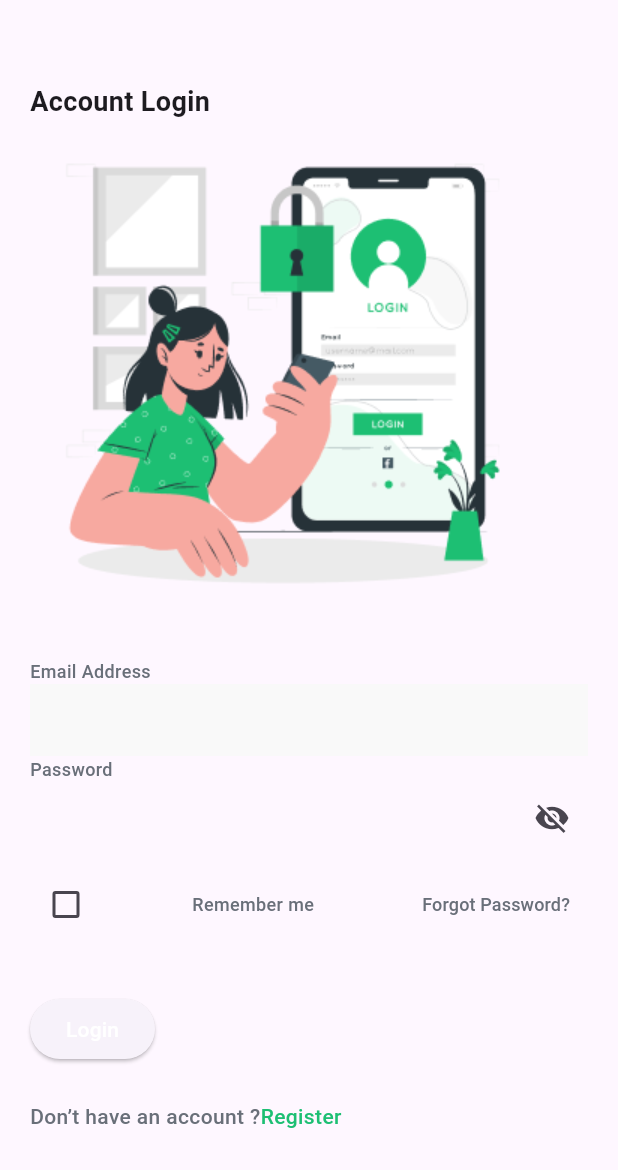
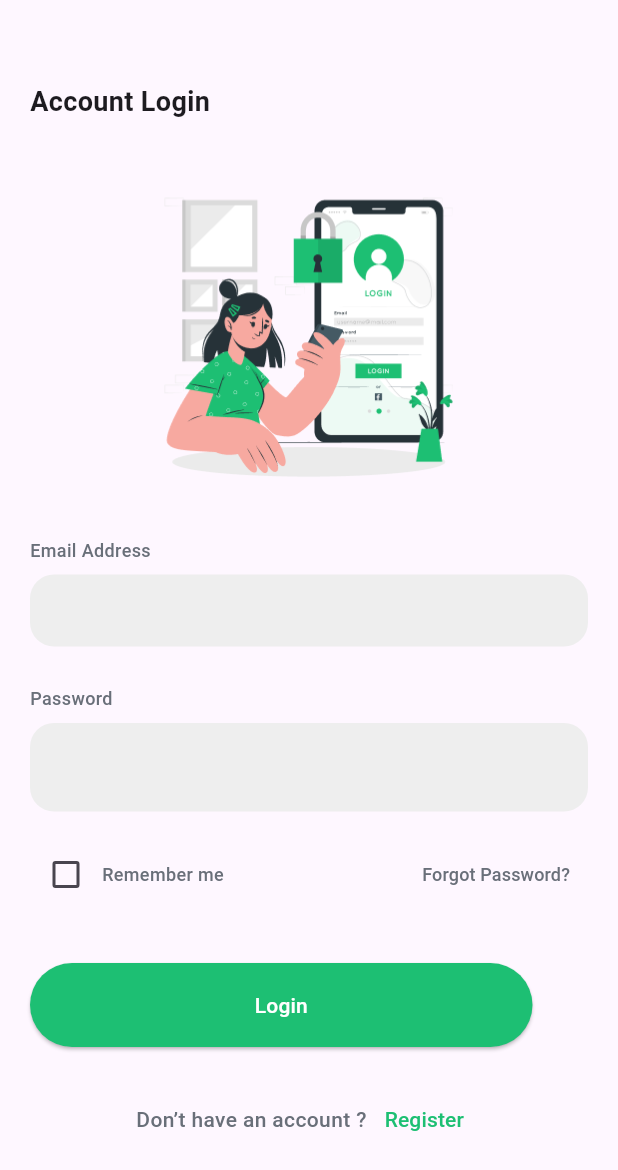
Before and after one commit to AhmedOsaama/freelance_app, a Flutter app: the screen it shows after launch, on a phone screen of 412 x 824 dp. Shown: the top 1170 px of the screen. Run offline on Flutter 3.47's test engine with Material 3 defaults, Android fonts, the phone set to English and light mode, and no system bars; Roboto replaces fonts that are missing (Montserrat).

```diff
--- a/lib/core/utils/constants.dart
+++ b/lib/core/utils/constants.dart
@@ -1,4 +1,5 @@
 import 'dart:ui';
 
 const kMontserratFont = "Montserrat";
-const textBoxColor = Color(0xffF9F9F9);
+const textBoxColor = Color(0xFFF9F9F9);
+const buttonColor = Color(0xff1DBF73);
--- /dev/null
+++ b/lib/core/widgets/custom_text_field.dart
@@ -0,0 +1,51 @@
+import 'package:flutter/cupertino.dart';
+import 'package:flutter/material.dart';
+
+import '../utils/styles.dart';
+
+class CustomTextField extends StatelessWidget {
+   CustomTextField({super.key, required this.textController, this.keyboardType, this.obscureText = false, this.suffix, required this.fieldHeader, this.textFieldHeight});
+  final TextEditingController textController;
+  final TextInputType? keyboardType;
+  final bool obscureText;
+  final IconButton? suffix;
+  final String fieldHeader;
+  final double? textFieldHeight;
+
+  @override
+  Widget build(BuildContext context) {
+    return Column(
+      crossAxisAlignment: CrossAxisAlignment.start,
+      mainAxisSize: MainAxisSize.min,
+      children: [
+        Text(
+          fieldHeader,
+          style: Styles.textStyle12,
+        ),
+        Container(
+          height: textFieldHeight,
+          padding: const EdgeInsets.symmetric(vertical: 8.0),
+          child: TextFormField(
+            controller: textController,
+            keyboardType: keyboardType,
+            obscureText: obscureText,
+            validator: (value){return;},
+            decoration: InputDecoration(
+              isDense: true,
+                suffix: suffix,
+                border: OutlineInputBorder(
+                borderRadius: BorderRadius.circular(16),
+                borderSide: BorderSide(
+                  width: 0,
+                  style: BorderStyle.none,
+                ),
+              ),
+              fillColor: Colors.grey[200],
+              filled: true,
+            ),
+          ),
+        ),
+      ],
+    );
+  }
+}
--- a/lib/features/registration/presentation/views/widgets/login_view_body.dart
+++ b/lib/features/registration/presentation/views/widgets/login_view_body.dart
@@ -1,8 +1,13 @@
+import 'package:flutter/cupertino.dart';
 import 'package:flutter/material.dart';
+import 'package:flutter/widgets.dart';
 import 'package:kafeel_test/core/utils/assets.dart';
 import 'package:kafeel_test/core/utils/constants.dart';
 import 'package:kafeel_test/core/utils/extensions.dart';
 import 'package:kafeel_test/core/utils/styles.dart';
+import 'package:kafeel_test/core/widgets/custom_text_field.dart';
+
+import '../register_screen.dart';
 
 class LoginScreenBody extends StatefulWidget {
   const LoginScreenBody({super.key});
@@ -12,68 +17,117 @@ class LoginScreenBody extends StatefulWidget {
 }
 
 class _LoginScreenBodyState extends State<LoginScreenBody> {
-  var _emailController = TextEditingController();
+  final _emailController = TextEditingController();
+  final _passwordController = TextEditingController();
+
+  var _formKey = GlobalKey<FormState>();
 
   var rememberMe = false;
 
   var isObscuring = true;
   @override
   Widget build(BuildContext context) {
-    return Padding(
+    return SingleChildScrollView(
+      child: Padding(
         padding: const EdgeInsets.symmetric(horizontal: 20),
+        child: Form(
+          key: _formKey,
           child: Column(
             crossAxisAlignment: CrossAxisAlignment.start,
             children: [
               55.h,
-          Align(
-            alignment: Alignment.centerLeft,
-              child: const Text("Account Login", style: Styles.pageHeader)),
-          Image.asset(AssetsData.loginImage),
+              const Align(alignment: Alignment.centerLeft, child: Text("Account Login", style: Styles.pageHeader)),
+              32.h,
+              Center(
+                  child: Image.asset(
+                AssetsData.loginImage,
+                width: 225,
+                height: 225,
+              )),
               20.h,
-          Text("Email Address", style: Styles.textStyle12,),
-          TextFormField(
-            controller: _emailController,
-            decoration: const InputDecoration(
-              border: InputBorder.none,
-              fillColor: textBoxColor,
-              filled: true,
+
+              CustomTextField(
+                fieldHeader: "Email Address",
+                textController: _emailController,
+                keyboardType: TextInputType.emailAddress,
               ),
-          ),
-          Text("Password", style: Styles.textStyle12,),
-          TextFormField(
-            controller: _emailController,
+              18.h,
+              CustomTextField(
+                textFieldHeight: 75,
+                fieldHeader: "Password",
+                textController: _passwordController,
                 obscureText: isObscuring,
-            decoration: InputDecoration(
-              border: InputBorder.none,
-              suffixIcon: Icon(isObscuring ? Icons.visibility_off : Icons.visibility)
+                suffix: IconButton(
+                  // padding: EdgeInsets.zero,
+                  visualDensity: VisualDensity.compact,
+                  icon: Icon(isObscuring ? Icons.visibility_off : Icons.visibility),
+                  onPressed: () {
+                    setState(() {
+                      isObscuring = !isObscuring;
+                    });
+                  },
                 ),
               ),
               10.h,
               Row(
-            mainAxisAlignment: MainAxisAlignment.spaceBetween,
+                // mainAxisAlignment: MainAxisAlignment.spaceBetween,
                 children: [
-              Checkbox(value: rememberMe, onChanged: (_){
+                  Checkbox(
+                    activeColor: Color(0xff1DBF73),
+                      value: rememberMe,
+                      onChanged: (_) {
                         setState(() {
                           rememberMe = !rememberMe;
                         });
                       }),
-              const Text("Remember me", style: Styles.textStyle12,),
-              TextButton(onPressed: (){}, child: const Text("Forgot Password?", style: Styles.textStyle12,)),
+                  const Text(
+                    "Remember me",
+                    style: Styles.textStyle12,
+                  ),
+                  Spacer(),
+                  TextButton(
+                      onPressed: () {},
+                      child: const Text(
+                        "Forgot Password?",
+                        style: Styles.textStyle12,
+                      )),
                 ],
               ),
               35.h,
-          ElevatedButton(onPressed: (){}, child: const Text("Login", style: Styles.buttonTextStyle,)),
+              ElevatedButton(
+                  onPressed: () {},
+                  style: ElevatedButton.styleFrom(
+                    backgroundColor: buttonColor,
+                    fixedSize: const Size(335, 56),
+                  ),
+                  child: const Text(
+                    "Login",
+                    style: Styles.buttonTextStyle,
+                  )),
               24.h,
-          Row(
+              Center(
+                child: Row(
                   mainAxisSize: MainAxisSize.min,
                   children: [
-              const Text("Don’t have an account ?", style: Styles.textStyle14,),
+                    const Text(
+                      "Don’t have an account ?",
+                      style: Styles.textStyle14,
+                    ),
                     5.h,
-              Text("Register", style: Styles.textStyle14.copyWith(color: const Color(0xFF1DBF73)),)
+                    TextButton(onPressed: (){
+                      Navigator.of(context).push(MaterialPageRoute(builder: (ctx) => RegisterScreen()));
+                    }, child: Text(
+                      "Register",
+                      style: Styles.textStyle14.copyWith(color: const Color(0xFF1DBF73)),
+                    )),
+
                   ],
                 ),
-
+              ),
+              50.h,
             ],
+          ),
+        ),
       ),
     );
   }
```
Also changed, not shown: lib/features/registration/presentation/views/register_screen.dart (added, +19 -0 lines), lib/features/registration/presentation/views/widgets/register_view_body.dart (added, +59 -0 lines), pubspec.lock, 1 other file. Lines whose indentation alone changed are shown as unchanged.
